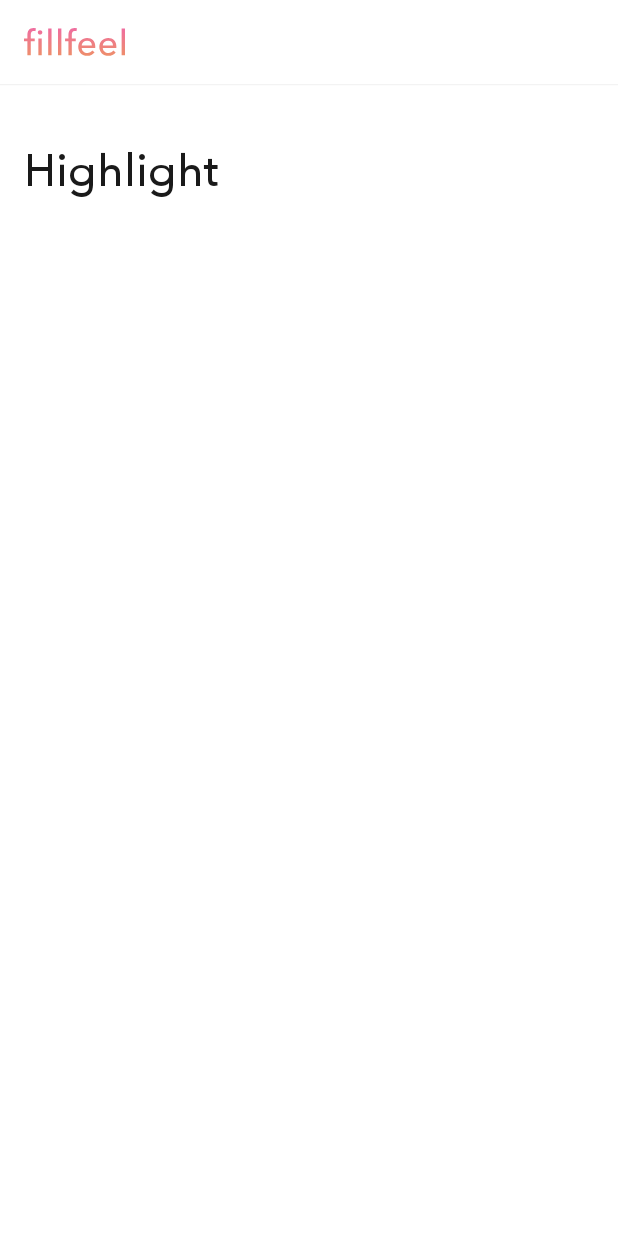
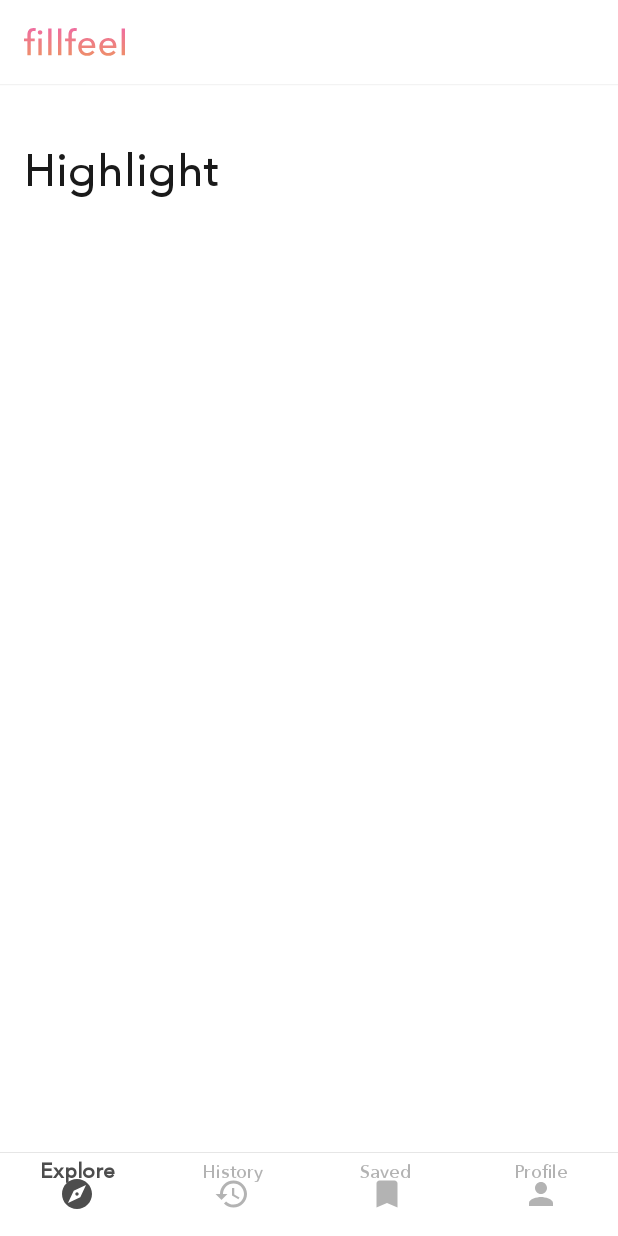
Before and after one commit to Poafs1/fillfeel, an Android app: the screen it shows after launch (MainActivity), on a phone screen of 412 x 824 dp. Run offline under Robolectric (Android 15) with nearby library versions, the phone set to English and light mode, and no system bars; 2 statements that could not run were skipped.

Commit message:
Add Bottom Navigation Bar

```diff
--- /dev/null
+++ b/fillfeel/app/src/main/res/drawable/bottom_navigation_background.xml
@@ -0,0 +1,13 @@
+<?xml version="1.0" encoding="utf-8"?>
+<layer-list xmlns:android="http://schemas.android.com/apk/res/android">
+    <item>
+        <shape android:shape="rectangle">
+            <solid android:color="@color/colorDarkSmoke" />
+        </shape>
+    </item>
+    <item android:top="1dp">
+        <shape android:shape="rectangle">
+            <solid android:color="@color/colorPrimary" />
+        </shape>
+    </item>
+</layer-list>
--- /dev/null
+++ b/fillfeel/app/src/main/res/drawable/bottom_navigation_item_colors.xml
@@ -0,0 +1,12 @@
+<?xml version="1.0" encoding="utf-8"?>
+<selector xmlns:android="http://schemas.android.com/apk/res/android">
+
+    <item
+        android:state_checked="true"
+        android:color="@color/colorQuoteDark"/>
+
+    <item
+        android:state_checked="false"
+        android:color="@color/colorQuoteWhite"/>
+
+</selector>
--- /dev/null
+++ b/fillfeel/app/src/main/res/drawable/ic_bookmark_24px.xml
@@ -0,0 +1,9 @@
+<vector xmlns:android="http://schemas.android.com/apk/res/android"
+    android:width="24dp"
+    android:height="24dp"
+    android:viewportWidth="24"
+    android:viewportHeight="24">
+  <path
+      android:fillColor="#FF000000"
+      android:pathData="M17,3H7c-1.1,0 -1.99,0.9 -1.99,2L5,21l7,-3 7,3V5c0,-1.1 -0.9,-2 -2,-2z"/>
+</vector>
--- /dev/null
+++ b/fillfeel/app/src/main/res/drawable/ic_explore_24px.xml
@@ -0,0 +1,9 @@
+<vector xmlns:android="http://schemas.android.com/apk/res/android"
+    android:width="24dp"
+    android:height="24dp"
+    android:viewportWidth="24"
+    android:viewportHeight="24">
+  <path
+      android:fillColor="#FF000000"
+      android:pathData="M12,10.9c-0.61,0 -1.1,0.49 -1.1,1.1s0.49,1.1 1.1,1.1c0.61,0 1.1,-0.49 1.1,-1.1s-0.49,-1.1 -1.1,-1.1zM12,2C6.48,2 2,6.48 2,12s4.48,10 10,10 10,-4.48 10,-10S17.52,2 12,2zM14.19,14.19L6,18l3.81,-8.19L18,6l-3.81,8.19z"/>
+</vector>
--- /dev/null
+++ b/fillfeel/app/src/main/res/drawable/ic_history_24px.xml
@@ -0,0 +1,9 @@
+<vector xmlns:android="http://schemas.android.com/apk/res/android"
+    android:width="24dp"
+    android:height="24dp"
+    android:viewportWidth="24"
+    android:viewportHeight="24">
+  <path
+      android:fillColor="#FF000000"
+      android:pathData="M13,3c-4.97,0 -9,4.03 -9,9L1,12l3.89,3.89 0.07,0.14L9,12L6,12c0,-3.87 3.13,-7 7,-7s7,3.13 7,7 -3.13,7 -7,7c-1.93,0 -3.68,-0.79 -4.94,-2.06l-1.42,1.42C8.27,19.99 10.51,21 13,21c4.97,0 9,-4.03 9,-9s-4.03,-9 -9,-9zM12,8v5l4.28,2.54 0.72,-1.21 -3.5,-2.08L13.5,8L12,8z"/>
+</vector>
--- /dev/null
+++ b/fillfeel/app/src/main/res/drawable/ic_person_24px.xml
@@ -0,0 +1,9 @@
+<vector xmlns:android="http://schemas.android.com/apk/res/android"
+    android:width="24dp"
+    android:height="24dp"
+    android:viewportWidth="24"
+    android:viewportHeight="24">
+  <path
+      android:fillColor="#FF000000"
+      android:pathData="M12,12c2.21,0 4,-1.79 4,-4s-1.79,-4 -4,-4 -4,1.79 -4,4 1.79,4 4,4zM12,14c-2.67,0 -8,1.34 -8,4v2h16v-2c0,-2.66 -5.33,-4 -8,-4z"/>
+</vector>
--- a/fillfeel/app/src/main/res/layout/activity_main.xml
+++ b/fillfeel/app/src/main/res/layout/activity_main.xml
@@ -28,6 +28,24 @@
         app:layout_constraintEnd_toEndOf="parent"
         app:layout_constraintStart_toStartOf="parent"
         app:layout_constraintTop_toTopOf="parent">
+
+        <com.google.android.material.bottomnavigation.BottomNavigationView
+            android:id="@+id/bottom_navigation"
+            android:layout_width="match_parent"
+            android:layout_height="wrap_content"
+            android:layout_gravity="bottom"
+            android:background="@drawable/bottom_navigation_background"
+            android:theme="@style/Widget.BottomNavigationView"
+            android:elevation="0dp"
+            app:elevation="0dp"
+            app:itemHorizontalTranslationEnabled="false"
+            app:itemIconTint="@drawable/bottom_navigation_item_colors"
+            app:itemTextColor="@drawable/bottom_navigation_item_colors"
+            app:labelVisibilityMode="labeled"
+            app:layout_constraintBottom_toBottomOf="parent"
+            app:layout_constraintLeft_toLeftOf="parent"
+            app:layout_constraintRight_toRightOf="parent"
+            app:menu="@menu/bottom_navigation_menu" />
     </FrameLayout>
 
 </androidx.constraintlayout.widget.ConstraintLayout>
--- /dev/null
+++ b/fillfeel/app/src/main/res/menu/bottom_navigation_menu.xml
@@ -0,0 +1,19 @@
+<?xml version="1.0" encoding="utf-8"?>
+<menu xmlns:android="http://schemas.android.com/apk/res/android">
+    <item
+        android:title="@string/nav_explore"
+        android:id="@+id/bottomNavigationExploreMenuId"
+        android:icon="@drawable/ic_explore_24px"/>
+    <item
+        android:title="@string/nav_history"
+        android:id="@+id/bottomNavigationHistoryMenuId"
+        android:icon="@drawable/ic_history_24px"/>
+    <item
+        android:title="@string/nav_saved"
+        android:id="@+id/bottomNavigationSavedMenuId"
+        android:icon="@drawable/ic_bookmark_24px"/>
+    <item
+        android:title="@string/nav_profile"
+        android:id="@+id/bottomNavigationProfileMenuId"
+        android:icon="@drawable/ic_person_24px"/>
+</menu>
--- a/fillfeel/app/src/main/res/values/colors.xml
+++ b/fillfeel/app/src/main/res/values/colors.xml
@@ -4,4 +4,7 @@
     <color name="colorPrimaryDark">#1A1A1A</color>
     <color name="colorSmoke">#F2F2F2</color>
     <color name="colorAccent">#EF6DA0</color>
+    <color name="colorDarkSmoke">#E6E6E6</color>
+    <color name="colorQuoteWhite">#B3B3B3</color>
+    <color name="colorQuoteDark">#4D4D4D</color>
 </resources>
```
Also changed, not shown: fillfeel/app/src/main/AndroidManifest.xml (+7 -2 lines), fillfeel/app/src/main/java/com/example/fillfeel/DetailsFragment.kt (added, +22 -0 lines), fillfeel/app/src/main/java/com/example/fillfeel/HistoryFragment.kt (added, +22 -0 lines), fillfeel/app/src/main/java/com/example/fillfeel/MainActivity.kt (+37 -0 lines), fillfeel/app/src/main/java/com/example/fillfeel/ProfileFragment.kt (added, +22 -0 lines), fillfeel/app/src/main/java/com/example/fillfeel/SavedFragment.kt (added, +22 -0 lines), fillfeel/app/src/main/res/layout/fragment_details.xml (added, +25 -0 lines), fillfeel/app/src/main/res/layout/fragment_history.xml (added, +25 -0 lines), fillfeel/app/src/main/res/layout/fragment_profile.xml (added, +25 -0 lines), fillfeel/app/src/main/res/layout/fragment_saved.xml (added, +25 -0 lines).
